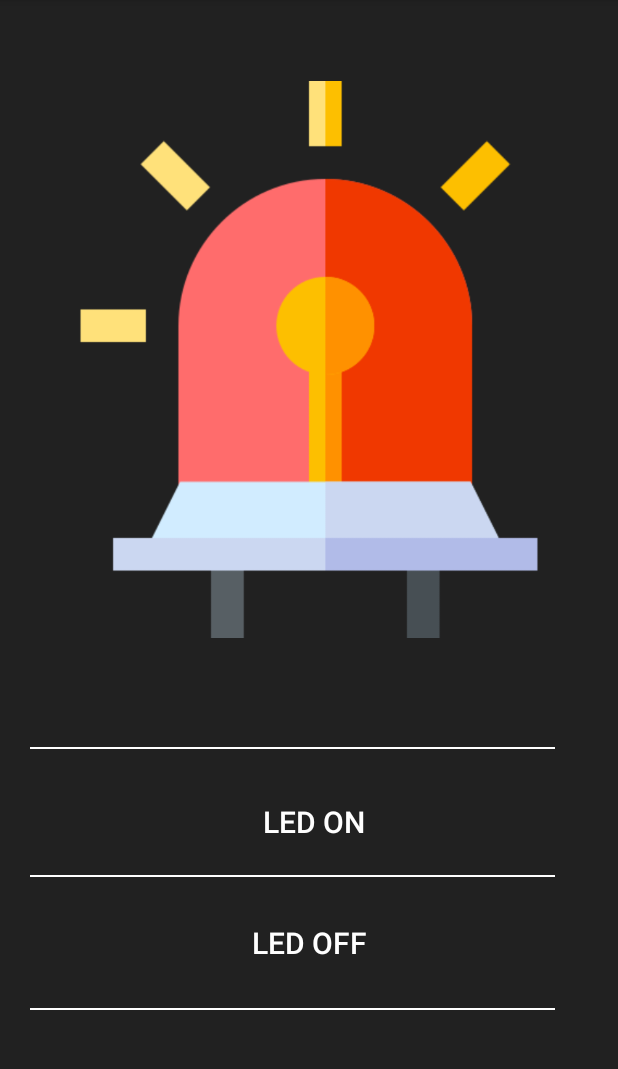
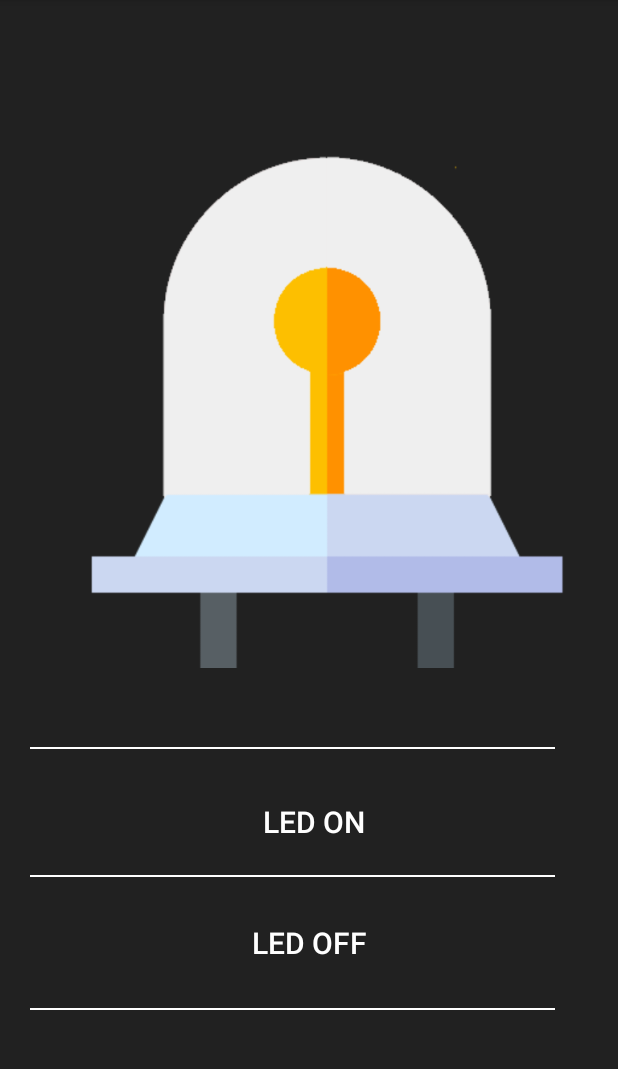
Before and after one commit to HwangDH/HIPAS, an Android app: the LedActivity screen opened directly, with no data from a screen before it, after a tap on "OK", on a phone screen of 412 x 824 dp, the part 84-1153 px from its top. Run offline under Robolectric (Android 15) with nearby library versions, the phone set to English and light mode, and no system bars; 3 other taps on this screen came first.

Commit message:
led_activity 수정

```diff
--- a/app/src/main/java/com/example/hipas/LedActivity.java
+++ b/app/src/main/java/com/example/hipas/LedActivity.java
@@ -4,6 +4,7 @@ import android.content.DialogInterface;
 import android.os.Bundle;
 import android.view.View;
 import android.widget.Button;
+import android.widget.ImageView;
 
 import androidx.appcompat.app.AlertDialog;
 import androidx.appcompat.app.AppCompatActivity;
@@ -11,9 +12,9 @@ import androidx.appcompat.app.AppCompatActivity;
 
 public class LedActivity extends AppCompatActivity {
     Button led_on,led_off;
+    ImageView imageView2, imageView;
     AlertDialog alertDialog;
-    int check;
-
+    int check = 0;
 
 
     @Override
@@ -23,6 +24,13 @@ public class LedActivity extends AppCompatActivity {
 
         led_on = (Button)findViewById(R.id.led_on);
         led_off = (Button)findViewById(R.id.led_off);
+
+        imageView2 = (ImageView)findViewById(R.id.imageView2);
+        imageView = (ImageView)findViewById(R.id.imageView);
+
+        imageView.setVisibility(View.VISIBLE);
+        imageView2.setVisibility(View.INVISIBLE);
+
         led_on.setOnClickListener( new View.OnClickListener() {
             @Override
             public void onClick(View v) {
@@ -43,6 +51,9 @@ public class LedActivity extends AppCompatActivity {
                     public void onClick(DialogInterface dialog, int which) {
                         String test = "https://scv0319.cafe24.com/hipas/ledCheck.php?option=1";
                         URLConnector task = new URLConnector(test);
+
+                        imageView.setVisibility(View.INVISIBLE);
+                        imageView2.setVisibility(View.VISIBLE);
 
                         task.start();
 
@@ -77,6 +88,9 @@ public class LedActivity extends AppCompatActivity {
                 alertDialog.setButton(DialogInterface.BUTTON_POSITIVE, "OK", new DialogInterface.OnClickListener() {
                     @Override
                     public void onClick(DialogInterface dialog, int which) {
+                        imageView.setVisibility(View.VISIBLE);
+                        imageView2.setVisibility(View.INVISIBLE);
+
                         String test = "https://scv0319.cafe24.com/hipas/ledCheck.php?option=0";
                         URLConnector task = new URLConnector(test);
 
--- a/app/src/main/res/layout/activity_led.xml
+++ b/app/src/main/res/layout/activity_led.xml
@@ -98,6 +98,15 @@
         android:layout_height="371dp"
         android:layout_alignParentTop="true"
         android:layout_marginTop="54dp"
+        android:visibility="invisible"
         andorid:srcCompat="@drawable/led_light_on" />
 
+    <ImageView
+        android:id="@+id/imageView"
+        android:layout_width="match_parent"
+        android:layout_height="478dp"
+        android:background="#00FFFFFF"
+        android:visibility="visible"
+        andorid:srcCompat="@drawable/led_light_off" />
+
 </RelativeLayout>
```
Also changed, not shown: app/src/main/res/drawable/led_light_off.png, app/src/main/res/drawable/led_light_on.png.
